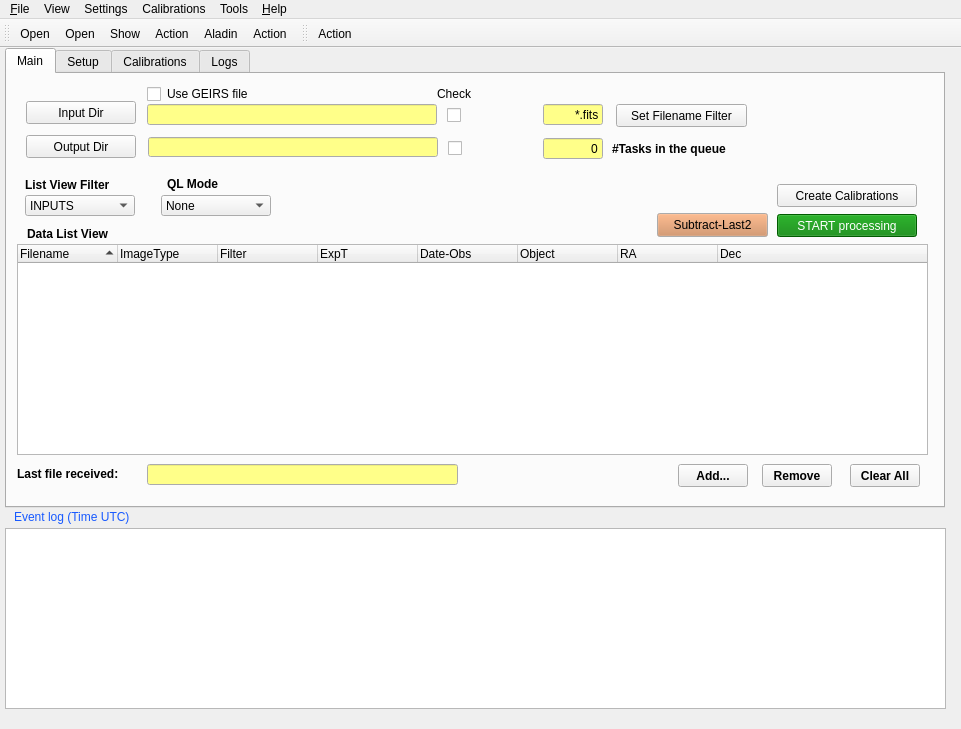
Above: QL4/panicQL.ui from ppmim/PAPI before the change. Below: the same form after it.
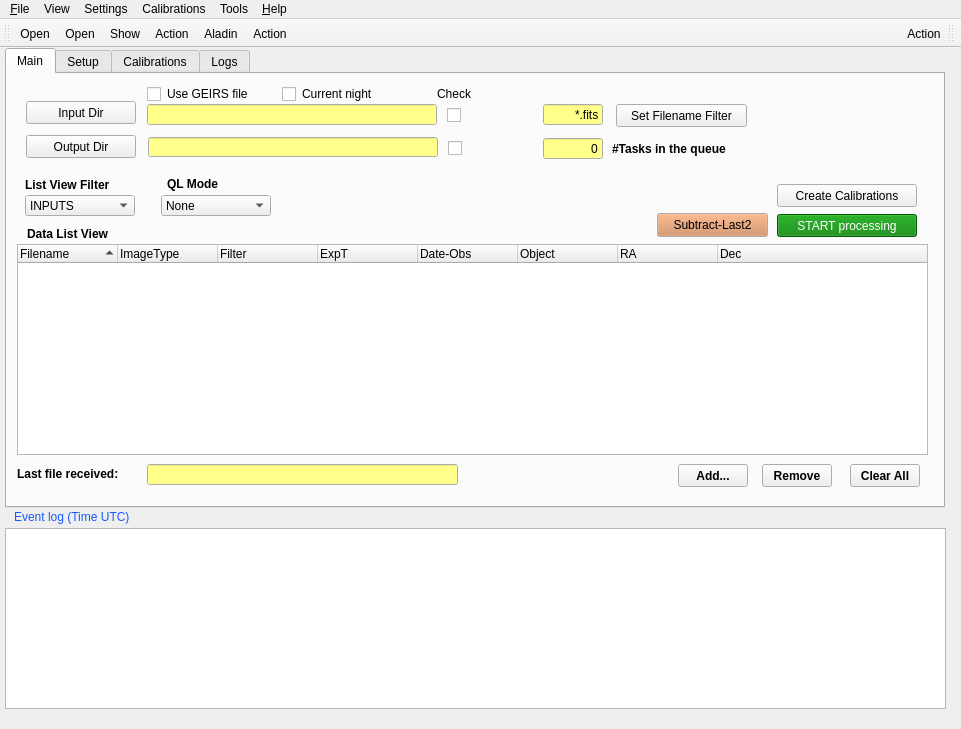
That is the form after the change. Icons and pictures are not drawn.

Commit message: New improvements on QL features. Added checkbox for currentNight.

```diff
--- a/QL4/panicQL.ui
+++ b/QL4/panicQL.ui
@@ -1333,6 +1333,44 @@
        <bool>false</bool>
       </property>
      </widget>
+     <widget class="QCheckBox" name="checkBox_currentNight">
+      <property name="geometry">
+       <rect>
+        <x>275</x>
+        <y>10</y>
+        <width>20</width>
+        <height>20</height>
+       </rect>
+      </property>
+      <property name="toolTip">
+       <string>Auto-select current night directory</string>
+      </property>
+      <property name="text">
+       <string/>
+      </property>
+      <property name="checked">
+       <bool>false</bool>
+      </property>
+     </widget>
+     <widget class="QLabel" name="textLabel1_6">
+      <property name="geometry">
+       <rect>
+        <x>295</x>
+        <y>10</y>
+        <width>101</width>
+        <height>20</height>
+       </rect>
+      </property>
+      <property name="statusTip">
+       <string>Read input files from GEIRS log file ~/tmp/fitsGeirsWritten</string>
+      </property>
+      <property name="text">
+       <string extracomment="Input files are read from ~/tmp/fitsGeirsWritten">Current night</string>
+      </property>
+      <property name="wordWrap">
+       <bool>false</bool>
+      </property>
+     </widget>
     </widget>
     <widget class="QWidget" name="TabPage">
      <attribute name="title">
@@ -2956,6 +2994,18 @@
    <addaction name="irafConsoleAction"/>
   </widget>
   <widget class="QToolBar" name="Toolbar">
+   <property name="sizePolicy">
+    <sizepolicy hsizetype="Fixed" vsizetype="Fixed">
+     <horstretch>0</horstretch>
+     <verstretch>0</verstretch>
+    </sizepolicy>
+   </property>
+   <property name="layoutDirection">
+    <enum>Qt::RightToLeft</enum>
+   </property>
+   <property name="allowedAreas">
+    <set>Qt::RightToolBarArea</set>
+   </property>
    <property name="label" stdset="0">
     <string>Toolbar</string>
    </property>
```
Left out of the diff: 20 changed lines with no effect on the pictures. The commit also changes 4 other files.
